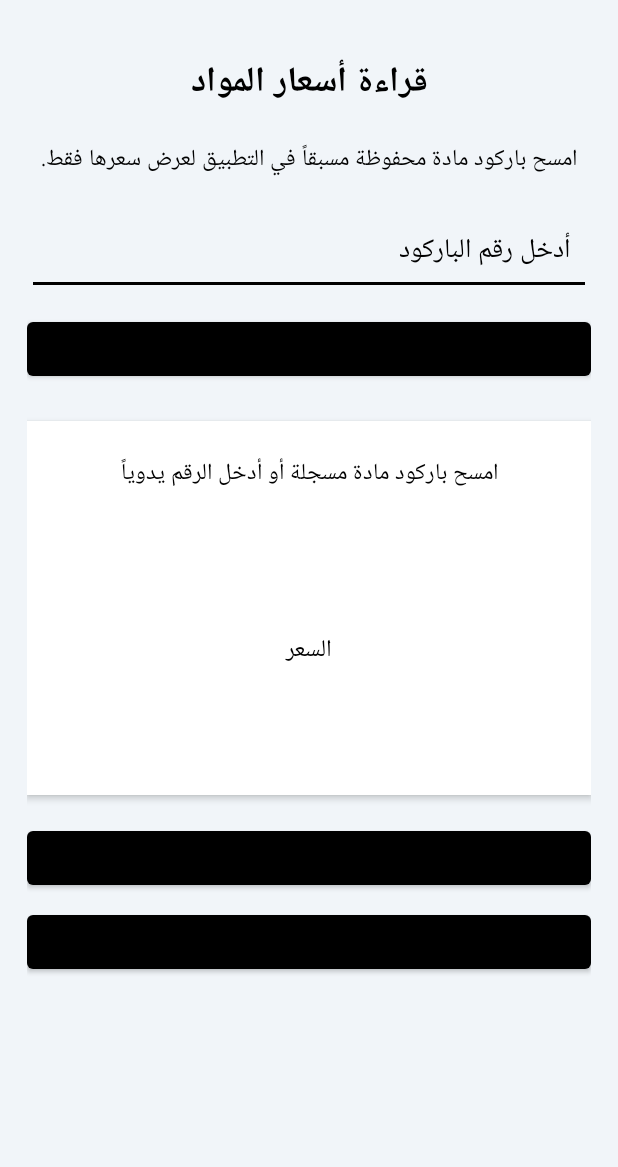
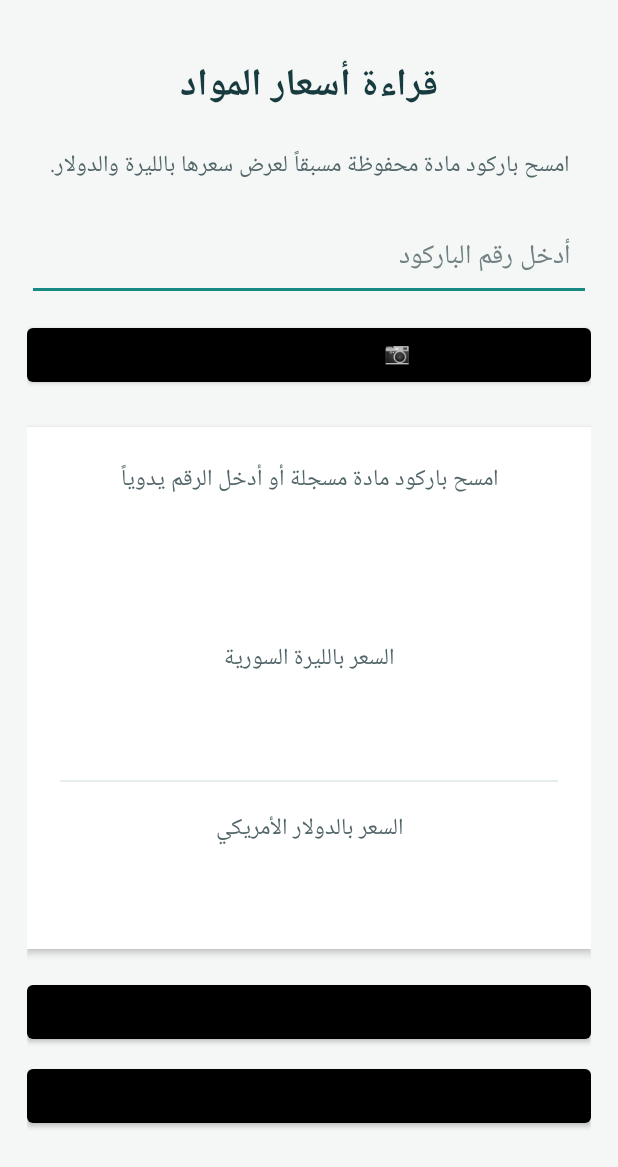
Before and after one commit to khaldonshhab/Kh, an Android app: the PriceLookupActivity screen opened directly, with no data from a screen before it, on a phone screen of 412 x 824 dp. Shown: the top 1167 px of the screen. Run offline under Robolectric (Android 15) with nearby library versions, the phone set to English and light mode, and no system bars.

Commit message:
Refresh dual-currency price lookup design

```diff
--- a/MiniMarketNative/app/src/main/res/layout/activity_price_lookup.xml
+++ b/MiniMarketNative/app/src/main/res/layout/activity_price_lookup.xml
@@ -1,124 +1,50 @@
 <ScrollView xmlns:android="http://schemas.android.com/apk/res/android"
-    android:layout_width="match_parent"
-    android:layout_height="match_parent"
-    android:background="#F1F5F9"
-    android:fillViewport="true"
-    android:layoutDirection="rtl">
-
-    <LinearLayout
-        android:layout_width="match_parent"
-        android:layout_height="wrap_content"
-        android:orientation="vertical"
-        android:padding="18dp">
-
-        <TextView
-            android:layout_width="match_parent"
-            android:layout_height="wrap_content"
-            android:text="قراءة أسعار المواد"
-            android:textColor="#000000"
-            android:textSize="23sp"
-            android:textStyle="bold"
-            android:gravity="center"
-            android:padding="18dp" />
-
-        <TextView
-            android:layout_width="match_parent"
-            android:layout_height="wrap_content"
-            android:text="امسح باركود مادة محفوظة مسبقاً في التطبيق لعرض سعرها فقط."
-            android:textColor="#000000"
-            android:textSize="15sp"
-            android:gravity="center"
-            android:paddingBottom="18dp" />
-
-        <EditText
-            android:id="@+id/lookupBarcodeInput"
-            android:layout_width="match_parent"
-            android:layout_height="wrap_content"
-            android:hint="أدخل رقم الباركود"
-            android:textColor="#000000"
-            android:textColorHint="#000000"
-            android:inputType="text"
-            android:singleLine="true"
-            android:padding="14dp"
-            android:backgroundTint="#000000" />
-
-        <Button
-            android:id="@+id/lookupScanButton"
-            android:layout_width="match_parent"
-            android:layout_height="wrap_content"
-            android:text="مسح الباركود بالكاميرا"
-            android:layout_marginTop="12dp" />
-
-        <LinearLayout
-            android:layout_width="match_parent"
-            android:layout_height="wrap_content"
-            android:orientation="vertical"
-            android:gravity="center"
-            android:background="#FFFFFF"
-            android:elevation="3dp"
-            android:padding="22dp"
-            android:layout_marginTop="24dp">
-
-            <TextView
-                android:id="@+id/lookupMessage"
-                android:layout_width="match_parent"
-                android:layout_height="wrap_content"
-                android:text="امسح باركود مادة مسجلة أو أدخل الرقم يدوياً"
-                android:textColor="#000000"
-                android:textSize="15sp"
-                android:gravity="center"
-                android:paddingBottom="12dp" />
-
-            <TextView
-                android:id="@+id/lookupItemName"
-                android:layout_width="match_parent"
-                android:layout_height="wrap_content"
-                android:textColor="#000000"
-                android:textSize="22sp"
-                android:textStyle="bold"
-                android:gravity="center" />
-
-            <TextView
-                android:id="@+id/lookupItemBarcode"
-                android:layout_width="match_parent"
-                android:layout_height="wrap_content"
-                android:textColor="#000000"
-                android:textSize="14sp"
-                android:gravity="center"
-                android:paddingTop="8dp" />
-
-            <TextView
-                android:layout_width="match_parent"
-                android:layout_height="wrap_content"
-                android:text="السعر"
-                android:textColor="#000000"
-                android:textSize="16sp"
-                android:gravity="center"
-                android:paddingTop="22dp" />
-
-            <TextView
-                android:id="@+id/lookupItemPrice"
-                android:layout_width="match_parent"
-                android:layout_height="wrap_content"
-                android:textColor="#000000"
-                android:textSize="42sp"
-                android:textStyle="bold"
-                android:gravity="center"
-                android:paddingTop="4dp" />
+    android:layout_width="match_parent" android:layout_height="match_parent"
+    android:background="#F4F7F5" android:fillViewport="true" android:layoutDirection="rtl">
+    <LinearLayout android:layout_width="match_parent" android:layout_height="wrap_content"
+        android:orientation="vertical" android:padding="18dp">
+        <TextView android:layout_width="match_parent" android:layout_height="wrap_content"
+            android:text="قراءة أسعار المواد" android:textColor="#173B3F" android:textSize="25sp"
+            android:textStyle="bold" android:gravity="center" android:padding="18dp" />
+        <TextView android:layout_width="match_parent" android:layout_height="wrap_content"
+            android:text="امسح باركود مادة محفوظة مسبقاً لعرض سعرها بالليرة والدولار."
+            android:textColor="#52666A" android:textSize="15sp" android:gravity="center" android:paddingBottom="18dp" />
+        <EditText android:id="@+id/lookupBarcodeInput" android:layout_width="match_parent"
+            android:layout_height="wrap_content" android:hint="أدخل رقم الباركود" android:textColor="#000000"
+            android:textColorHint="#718184" android:inputType="text" android:singleLine="true"
+            android:padding="14dp" android:backgroundTint="#168A83" />
+        <Button android:id="@+id/lookupScanButton" android:layout_width="match_parent"
+            android:layout_height="wrap_content" android:text="📷 مسح الباركود بالكاميرا" android:layout_marginTop="12dp" />
+        <LinearLayout android:layout_width="match_parent" android:layout_height="wrap_content"
+            android:orientation="vertical" android:gravity="center" android:background="#FFFFFF"
+            android:elevation="3dp" android:padding="22dp" android:layout_marginTop="24dp">
+            <TextView android:id="@+id/lookupMessage" android:layout_width="match_parent"
+                android:layout_height="wrap_content" android:text="امسح باركود مادة مسجلة أو أدخل الرقم يدوياً"
+                android:textColor="#52666A" android:textSize="15sp" android:gravity="center" android:paddingBottom="12dp" />
+            <TextView android:id="@+id/lookupItemName" android:layout_width="match_parent"
+                android:layout_height="wrap_content" android:textColor="#173B3F" android:textSize="23sp"
+                android:textStyle="bold" android:gravity="center" />
+            <TextView android:id="@+id/lookupItemBarcode" android:layout_width="match_parent"
+                android:layout_height="wrap_content" android:textColor="#52666A" android:textSize="14sp"
+                android:gravity="center" android:paddingTop="8dp" />
+            <TextView android:layout_width="match_parent" android:layout_height="wrap_content"
+                android:text="السعر بالليرة السورية" android:textColor="#52666A" android:textSize="15sp"
+                android:gravity="center" android:paddingTop="22dp" />
+            <TextView android:id="@+id/lookupItemPrice" android:layout_width="match_parent"
+                android:layout_height="wrap_content" android:textColor="#087F73" android:textSize="34sp"
+                android:textStyle="bold" android:gravity="center" android:paddingTop="4dp" />
+            <View android:layout_width="match_parent" android:layout_height="1dp"
+                android:background="#E5EEEA" android:layout_marginTop="18dp" />
+            <TextView android:layout_width="match_parent" android:layout_height="wrap_content"
+                android:text="السعر بالدولار الأمريكي" android:textColor="#52666A" android:textSize="15sp"
+                android:gravity="center" android:paddingTop="18dp" />
+            <TextView android:id="@+id/lookupItemUsdPrice" android:layout_width="match_parent"
+                android:layout_height="wrap_content" android:textColor="#D17B35" android:textSize="30sp"
+                android:textStyle="bold" android:gravity="center" android:paddingTop="4dp" />
         </LinearLayout>
-
-        <Button
-            android:id="@+id/lookupClearButton"
-            android:layout_width="match_parent"
-            android:layout_height="wrap_content"
-            android:text="مسح النتيجة"
-            android:layout_marginTop="18dp" />
-
-        <Button
-            android:id="@+id/lookupBackButton"
-            android:layout_width="match_parent"
-            android:layout_height="wrap_content"
-            android:text="العودة إلى إدارة المواد"
-            android:layout_marginTop="8dp" />
+        <Button android:id="@+id/lookupClearButton" android:layout_width="match_parent"
+            android:layout_height="wrap_content" android:text="مسح النتيجة" android:layout_marginTop="18dp" />
+        <Button android:id="@+id/lookupBackButton" android:layout_width="match_parent"
+            android:layout_height="wrap_content" android:text="العودة إلى إدارة المواد" android:layout_marginTop="8dp" />
     </LinearLayout>
 </ScrollView>
```
